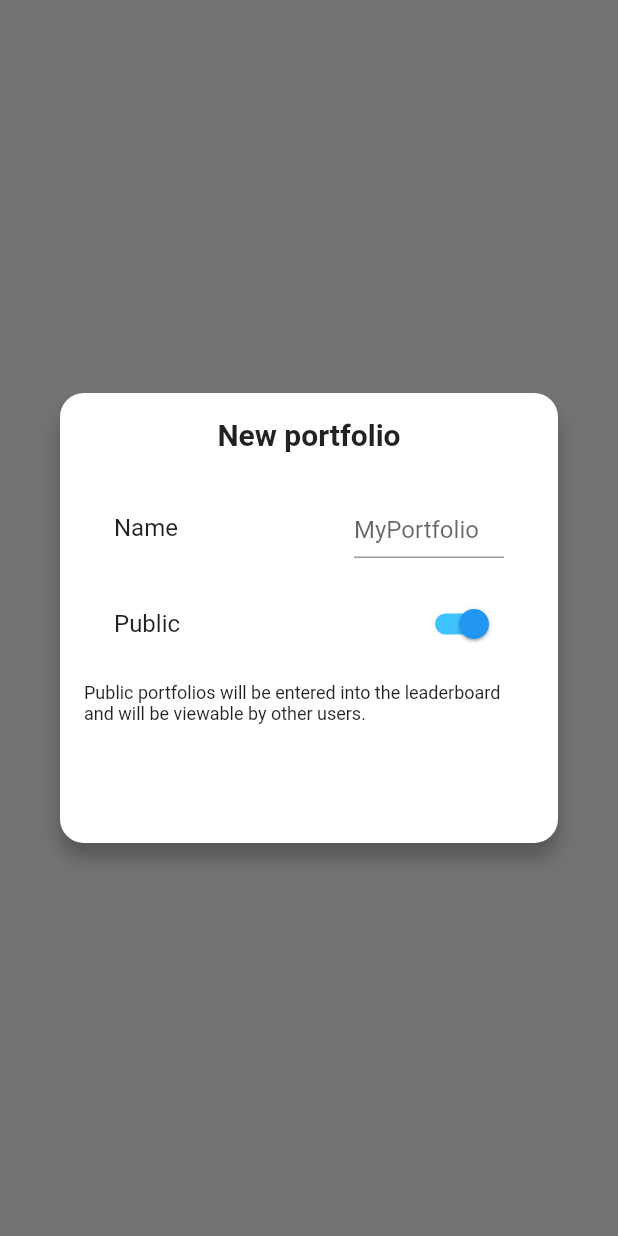
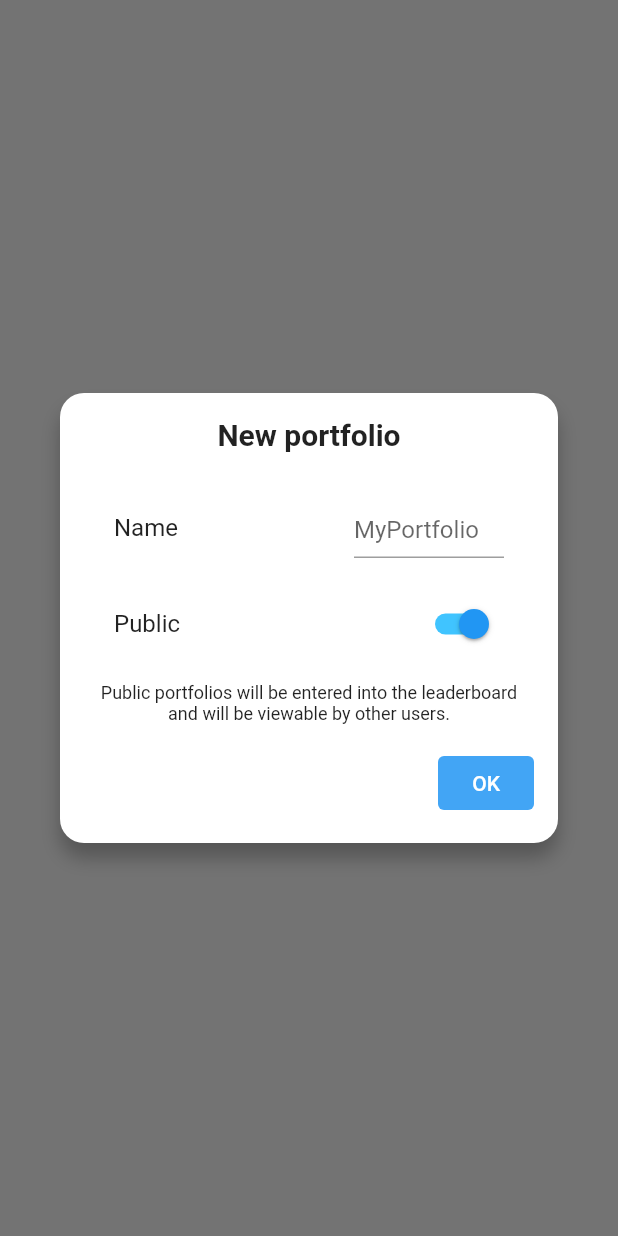
Before and after one commit to nickelnine37/sportfolios-mobile, a Flutter app: the PortfolioPage screen opened directly, after a tap on an icon or button, on a phone screen of 412 x 824 dp. Run offline on Flutter 3.47's test engine with Material 2 defaults, Android fonts, the phone set to English and light mode, and no system bars; our stand-ins replace cached_network_image, cloud_firestore, confetti, firebase_auth, firebase_core, flutter_riverpod and 2 more; accounts and stored records are empty.

Commit message:
fixed things

```diff
--- a/lib/screens/portfolio/portfolio_page.dart
+++ b/lib/screens/portfolio/portfolio_page.dart
@@ -2,6 +2,7 @@ import 'dart:ui';
 import 'package:cloud_firestore/cloud_firestore.dart';
 import 'package:flutter/material.dart';
 import 'package:shared_preferences/shared_preferences.dart';
+import 'package:sportfolios_alpha/data/api/requests.dart';
 
 import '../../data/firebase/portfolios.dart';
 import '../../providers/authenication_provider.dart';
@@ -26,15 +27,11 @@ class _PortfolioPageState extends State<PortfolioPage> {
   @override
   void initState() {
     super.initState();
-    portfoliosFuture = _getPortfolios();
+    portfoliosFuture = _getAllPortfolios();
     print('initialising portfolio state');
   }
 
-  Future<void> _getPortfolios() async {
-    DocumentSnapshot result = await FirebaseFirestore.instance.collection('users').doc(AuthService().currentUid).get();
-
-    for (String portfolioId in result['portfolios']) {
-      if (!alreadyLoadedPortfolioIds.contains(portfolioId)) {
+  Future<void> _addNewPortfolio(String portfolioId) async {
     Portfolio portfolio = await getPortfolioById(portfolioId);
     await portfolio.populateMarketsFirebase();
     await portfolio.populateMarketsServer();
@@ -44,9 +41,21 @@ class _PortfolioPageState extends State<PortfolioPage> {
     loadedPortfolios.add(portfolio);
     alreadyLoadedPortfolioIds.add(portfolio.id);
   }
+
+  Future<void> _getAllPortfolios() async {
+    String uid = AuthService().currentUid;
+    DocumentSnapshot result = await FirebaseFirestore.instance.collection('users').doc(uid).get();
+
+    for (String portfolioId in result['portfolios']) {
+      if (!alreadyLoadedPortfolioIds.contains(portfolioId)) {
+        await _addNewPortfolio(portfolioId);
+      }
     }
 
     nPortfolios = loadedPortfolios.length;
+
+    print('We have ${nPortfolios} portfolios');
+
     SharedPreferences prefs = await SharedPreferences.getInstance();
     // this may be null if selectedPortfolio is not set yet
     currentPortfolio = getLoadedPortfolioById(prefs.getString('selectedPortfolio'));
@@ -56,10 +65,13 @@ class _PortfolioPageState extends State<PortfolioPage> {
   }
 
   Portfolio? getLoadedPortfolioById(String? id) {
-    // if (loadedPortfolios != null) {
+    if (id == null) {
+      return null;
+    }
+    if (loadedPortfolios.length == 0) {
+      return null;
+    }
     return loadedPortfolios.firstWhere((Portfolio portf) => portf.id == id, orElse: () => loadedPortfolios[0]);
-    // }
-    // return null;
   }
 
   @override
@@ -83,20 +95,21 @@ class _PortfolioPageState extends State<PortfolioPage> {
                     style: ButtonStyle(
                         fixedSize: MaterialStateProperty.all<Size>(Size(150, 40)),
                         overlayColor: MaterialStateProperty.all<Color>(Colors.blue[400]!),
+                        backgroundColor: MaterialStateProperty.all<Color>(Colors.blue[400]!),
                         shape: MaterialStateProperty.all<OutlinedBorder>(RoundedRectangleBorder(
                           borderRadius: BorderRadius.circular(20),
                         ))),
                     child: Text('New portfolio   +', style: TextStyle(color: Colors.white, fontSize: 16)),
                     onPressed: () async {
-                      bool? output = await showDialog(
+                      String? newPid = await showDialog(
                         context: context,
                         builder: (context) {
                           return NewPortfolioDialogue();
                         },
                       );
-                      if (output ?? false) {
+                      if (newPid != null) {
                         setState(() {
-                          portfoliosFuture = _getPortfolios();
+                          portfoliosFuture = _addNewPortfolio(newPid);
                         });
                       }
                     },
@@ -185,15 +198,15 @@ class _PortfolioPageState extends State<PortfolioPage> {
                 IconButton(
                   icon: Icon(Icons.add, color: Colors.white, size: 25),
                   onPressed: () async {
-                    bool? output = await showDialog(
+                    String? newPid = await showDialog(
                       context: context,
                       builder: (context) {
                         return NewPortfolioDialogue();
                       },
                     );
-                    if (output ?? false) {
+                    if (newPid != null) {
                       setState(() {
-                        portfoliosFuture = _getPortfolios();
+                        portfoliosFuture = _addNewPortfolio(newPid);
                       });
                     }
                   },
@@ -285,6 +298,7 @@ class PortfolioSelectorDialogue extends StatelessWidget {
   }
 }
 
+// pop String new Pid if success, null otherwise
 class NewPortfolioDialogue extends StatefulWidget {
   @override
   _NewPortfolioDialogueState createState() => _NewPortfolioDialogueState();
@@ -294,8 +308,9 @@ class _NewPortfolioDialogueState extends State<NewPortfolioDialogue> {
   final GlobalKey<FormState> _formKey = GlobalKey<FormState>();
 
   bool public = true;
-  String? name;
+  String name = '';
   bool loading = false;
+  bool error = false;
 
   @override
   Widget build(BuildContext context) {
@@ -304,7 +319,7 @@ class _NewPortfolioDialogueState extends State<NewPortfolioDialogue> {
       elevation: 0.0,
       backgroundColor: Colors.transparent,
       child: Container(
-        height: 300,
+        height: error ? 350 : 300,
         padding: EdgeInsets.only(top: 16, left: 16, right: 16),
         decoration: BoxDecoration(
           color: Colors.white,
@@ -372,16 +387,30 @@ class _NewPortfolioDialogueState extends State<NewPortfolioDialogue> {
             Text(
               'Public portfolios will be entered into the leaderboard and will be viewable by other users.',
               style: TextStyle(fontSize: 12),
+              textAlign: TextAlign.center,
             ),
             SizedBox(height: 15),
+            error
+                ? Text(
+                    'There was an error creating a new portfolio. Please try again later',
+                    style: TextStyle(color: Colors.red),
+                    textAlign: TextAlign.center,
+                  )
+                : Container(),
+            error ? SizedBox(height: 15) : Container(),
             Align(
               alignment: Alignment.bottomRight,
               child: TextButton(
                 style: ButtonStyle(
                   overlayColor: MaterialStateProperty.all<Color>(Colors.blue[400]!),
-                  shape: MaterialStateProperty.all<OutlinedBorder>(RoundedRectangleBorder(borderRadius: BorderRadius.circular(20.0))),
+                  backgroundColor: MaterialStateProperty.all<Color>(Colors.blue[400]!),
+                  // shape: MaterialStateProperty.all<OutlinedBorder>(RoundedRectangleBorder(borderRadius: BorderRadius.circular(20.0))),
                 ),
-                onPressed: () async {
+                onPressed: error
+                    ? () {
+                        Navigator.of(context).pop(null);
+                      }
+                    : () async {
                         if (_formKey.currentState!.validate()) {
                           _formKey.currentState!.save();
                           if (!FocusScope.of(context).hasPrimaryFocus) {
@@ -392,11 +421,21 @@ class _NewPortfolioDialogueState extends State<NewPortfolioDialogue> {
                             loading = true;
                           });
 
+                          String? newPid = await createNewPortfolio(name, public);
+                          // String? newPid = null;
+                          // await Future.delayed(Duration(seconds: 2));
+
                           await Future.delayed(Duration(seconds: 1));
-                    await addNewPortfolio(name, public);
 
+                          if (newPid == null) {
+                            setState(() {
+                              error = true;
+                              loading = false;
+                            });
+                          } else {
                             // pop true to indicate portfolio has been added
-                    Navigator.of(context).pop(true);
+                            Navigator.of(context).pop(newPid);
+                          }
                         }
                       },
                 child: loading
```
Also changed, not shown: lib/data/api/requests.dart (+24 -42 lines), lib/data/api/urls.dart (+4 -7 lines), lib/data/firebase/portfolios.dart (+31 -31 lines), lib/data/objects/portfolios.dart (+8 -7 lines), lib/screens/login/register.dart (+24 -11 lines), lib/screens/login/reset_password.dart (+42 -14 lines). Lines whose indentation alone changed are shown as unchanged.
